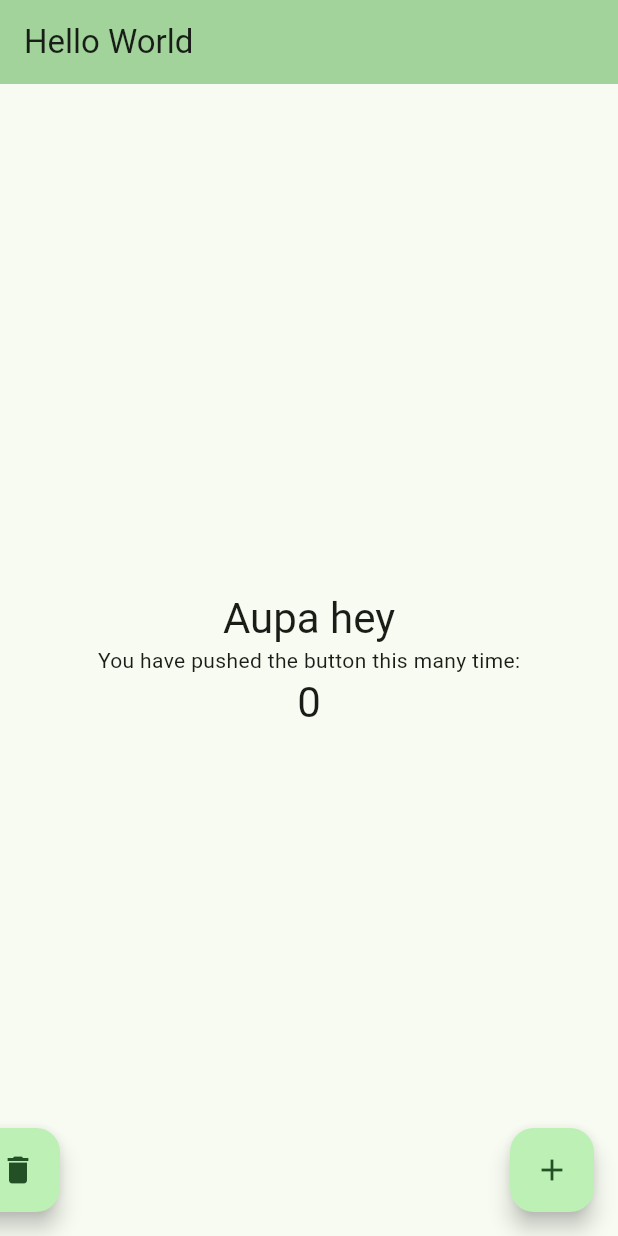
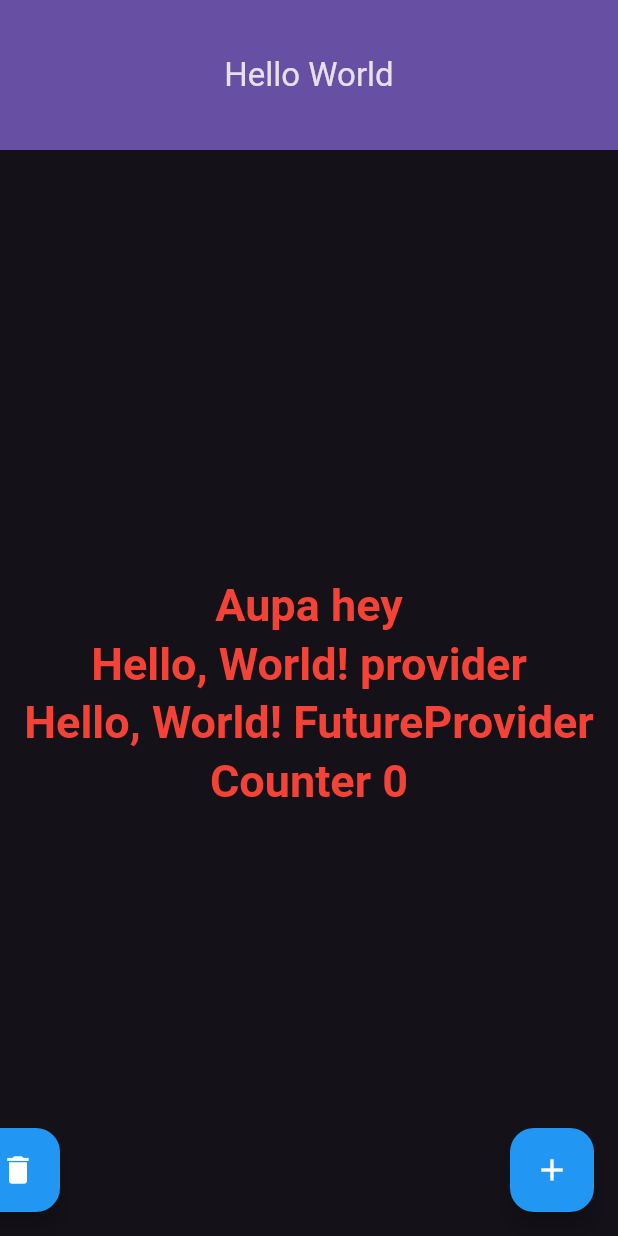
Before and after one commit to pxai/fluttercounter, a Flutter app: the screen it shows after launch, after a tap on the "delete" icon, after a tap on the "add" icon, on a phone screen of 412 x 824 dp. Run offline on Flutter 3.47's test engine with Material 3 defaults, Android fonts, the phone set to English and light mode, and no system bars; our stand-ins replace flutter_riverpod.

```diff
--- a/lib/main.dart
+++ b/lib/main.dart
@@ -1,103 +1,66 @@
 import 'package:flutter/material.dart';
+import 'package:flutter_riverpod/flutter_riverpod.dart';
+import 'providers.dart';
 import 'mytext.dart';
 
 void main() {
-  runApp(const MyApp());
+  runApp(const ProviderScope(child: MyApp()));
 }
 
-class MyApp extends StatelessWidget {
+class MyApp extends ConsumerWidget {
   const MyApp({super.key});
 
   // This widget is the root of your application.
   @override
-  Widget build(BuildContext context) {
+  Widget build(BuildContext context, WidgetRef ref) {
+    int counter = ref.watch(counterProvider);
     return MaterialApp(
       title: 'Flutter Demo',
+      debugShowCheckedModeBanner: false,
       theme: ThemeData(
-        // This is the theme of your application.
-        //
-        // TRY THIS: Try running your application with "flutter run". You'll see
-        // the application has a purple toolbar. Then, without quitting the app,
-        // try changing the seedColor in the colorScheme below to Colors.green
-        // and then invoke "hot reload" (save your changes or press the "hot
-        // reload" button in a Flutter-supported IDE, or press "r" if you used
-        // the command line to start the app).
-        //
-        // Notice that the counter didn't reset back to zero; the application
-        // state is not lost during the reload. To reset the state, use hot
-        // restart instead.
-        //
-        // This works for code too, not just values: Most code changes can be
-        // tested with just a hot reload.
-        colorScheme: ColorScheme.fromSeed(seedColor: Colors.green),
+        brightness: Brightness.dark,
         useMaterial3: true,
+        appBarTheme: const AppBarTheme(
+          backgroundColor: Colors.amber,
+          centerTitle: true,
+          toolbarHeight: 100,
+          shadowColor: Colors.yellow,
+        ),
+        textTheme: const TextTheme(
+          headlineMedium: TextStyle(
+            fontSize: 30,
+            fontWeight: FontWeight.bold,
+            color: Colors.red,
+          ),
+        ),
+        floatingActionButtonTheme: const FloatingActionButtonThemeData(
+          backgroundColor: Colors.blue,
+          foregroundColor: Colors.white,
+        ),
       ),
       home: const MyHomePage(title: 'Hello World'),
     );
   }
 }
 
-class MyHomePage extends StatefulWidget {
+class MyHomePage extends ConsumerWidget {
   const MyHomePage({super.key, required this.title});
-
-  // This widget is the home page of your application. It is stateful, meaning
-  // that it has a State object (defined below) that contains fields that affect
-  // how it looks.
-
-  // This class is the configuration for the state. It holds the values (in this
-  // case the title) provided by the parent (in this case the App widget) and
-  // used by the build method of the State. Fields in a Widget subclass are
-  // always marked "final".
 
   final String title;
 
   @override
-  State<MyHomePage> createState() => _MyHomePageState();
-}
+  Widget build(BuildContext context, WidgetRef ref) {
+    int counter = ref.watch(counterProvider);
+    CounterNotifier counterController = ref.watch(counterProvider.notifier);
 
-class _MyHomePageState extends State<MyHomePage> {
-  int _counter = 0;
-
-  void _incrementCounter() {
-    print("Counter value: ${_counter}");
-    setState(() {
-      // This call to setState tells the Flutter framework that something has
-      // changed in this State, which causes it to rerun the build method below
-      // so that the display can reflect the updated values. If we changed
-      // _counter without calling setState(), then the build method would not be
-      // called again, and so nothing would appear to happen.
-      _counter++;
-    });
-  }
-
-  void _decrementCounter() {
-    print("Decrement Counter value: ${_counter}");
-    setState(() {
-      _counter--;
-    });
-  }
-
-  @override
-  Widget build(BuildContext context) {
-    // This method is rerun every time setState is called, for instance as done
-    // by the _incrementCounter method above.
-    //
-    // The Flutter framework has been optimized to make rerunning build methods
-    // fast, so that you can just rebuild anything that needs updating rather
-    // than having to individually change instances of widgets.
     return Scaffold(
         appBar: AppBar(
-          // TRY THIS: Try changing the color here to a specific color (to
-          // Colors.amber, perhaps?) and trigger a hot reload to see the AppBar
-          // change color while the other colors stay the same.
           backgroundColor: Theme.of(context).colorScheme.inversePrimary,
           // Here we take the value from the MyHomePage object that was created by
           // the App.build method, and use it to set our appbar title.
-          title: Text(widget.title),
+          title: Text(title),
         ),
         body: Center(
-          // Center is a layout widget. It takes a single child and positions it
-          // in the middle of the parent.
           child: Column(
             // Column is also a layout widget. It takes a list of children and
             // arranges them vertically. By default, it sizes itself to fit its
@@ -116,12 +79,22 @@ class _MyHomePageState extends State<MyHomePage> {
             children: <Widget>[
               const MyText(text: "Aupa hey"),
               Text(
-                'You have pushed the button this many time:',
-              ),
-              Text(
-                '$_counter',
+                ref.watch(normalProvider),
                 style: Theme.of(context).textTheme.headlineMedium,
               ),
+              ref.watch(messageProvider).when(
+                    data: (message) => Text(
+                      message,
+                      style: Theme.of(context).textTheme.headlineMedium,
+                    ),
+                    loading: () => const CircularProgressIndicator(),
+                    error: (error, stackTrace) => Text(
+                      'Error: $error',
+                      style: Theme.of(context).textTheme.headlineMedium,
+                    ),
+                  ),
+              Text("Counter $counter",
+                  style: Theme.of(context).textTheme.headlineMedium),
             ],
           ),
         ),
@@ -130,13 +103,13 @@ class _MyHomePageState extends State<MyHomePage> {
           children: <Widget>[
             FloatingActionButton(
               // first FAB to perform decrement
-              onPressed: _decrementCounter,
+              onPressed: counterController.increment,
               tooltip: 'Increment',
               child: Icon(Icons.delete),
             ),
             FloatingActionButton(
               // second FAB to perform increment
-              onPressed: _incrementCounter,
+              onPressed: counterController.decrement,
               tooltip: 'Increment',
               child: Icon(Icons.add),
             ),
--- /dev/null
+++ b/lib/providers.dart
@@ -0,0 +1,27 @@
+import 'package:flutter_riverpod/flutter_riverpod.dart';
+
+final normalProvider = Provider<String>((ref) {
+  return 'Hello, World! provider';
+});
+
+final messageProvider = FutureProvider<String>((ref) async {
+  return Future.delayed(const Duration(seconds: 2), () {
+    return 'Hello, World! FutureProvider';
+  });
+});
+
+final counterProvider = StateNotifierProvider<CounterNotifier, int>((ref) {
+  return CounterNotifier();
+});
+
+class CounterNotifier extends StateNotifier<int> {
+  CounterNotifier() : super(0);
+
+  void increment() {
+    state = state + 1;
+  }
+
+  void decrement() {
+    state = state - 1;
+  }
+}
--- a/pubspec.yaml
+++ b/pubspec.yaml
@@ -31,7 +31,9 @@ dependencies:
   flutter:
     sdk: flutter
 
-
+  flutter_hooks:
+  riverpod: ^2.0.0
+  hooks_riverpod: ^2.0.0
   # The following adds the Cupertino Icons font to your application.
   # Use with the CupertinoIcons class for iOS style icons.
   cupertino_icons: ^1.0.2
```
Also changed, not shown: pubspec.lock.
